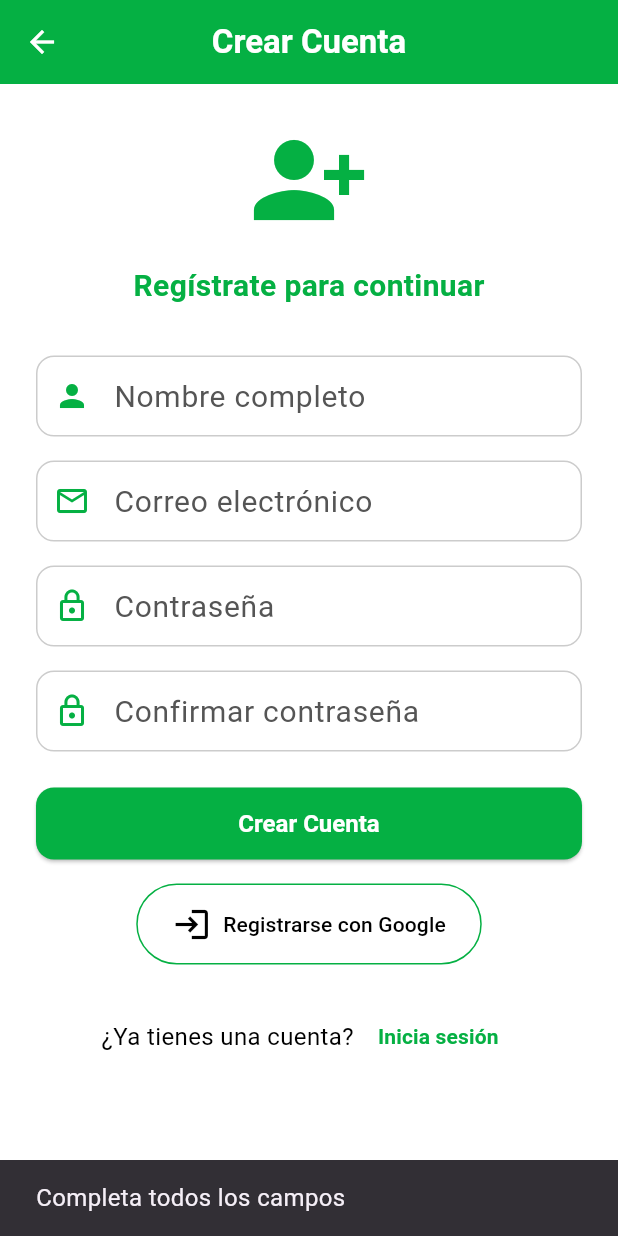
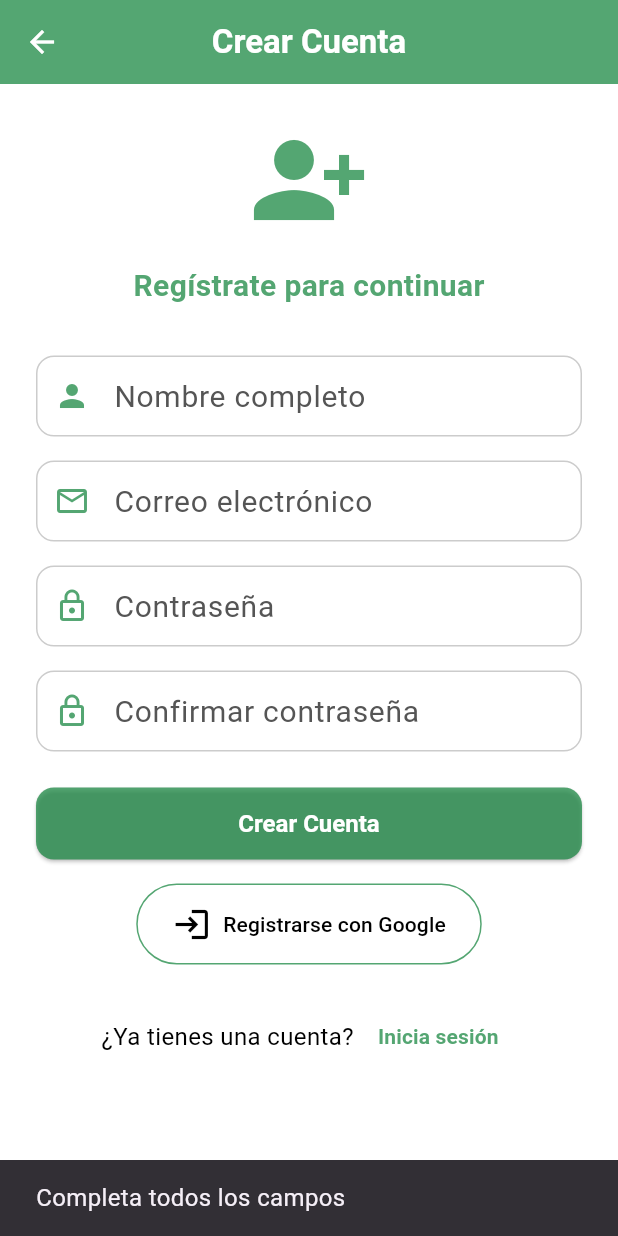
Before and after one commit to Reebotbrei/alertaLima, a Flutter app: the RegisterScreen screen opened by its route, after a tap on "Crear Cuenta", on a phone screen of 412 x 824 dp. Run offline on Flutter 3.47's test engine with Material 3 defaults, Android fonts, the light colour scheme and no system bars; our stand-ins replace cloud_firestore, firebase_auth, firebase_core; accounts and stored records are empty.

Commit message:
Por fin el merge sin problemas

```diff
--- /dev/null
+++ b/lib/app/Objetitos/usuario.dart
@@ -0,0 +1,39 @@
+import 'package:flutter/material.dart';
+import 'package:cloud_firestore/cloud_firestore.dart';
+class Usuario {
+  final String nombre;
+  final bool? empadronado;
+  final String email;
+  final int? dni;
+  final String? distrito;
+  final String? contrasena;
+
+  const Usuario({
+    required this.nombre,
+    this.empadronado,
+    required this.email,
+    this.dni,
+    this.contrasena,
+    this.distrito,
+  });
+
+  factory Usuario.fromFirestore(DocumentSnapshot doc){
+    final inforDeFireStore = doc.data() as  Map<String, dynamic>;
+    return Usuario(
+      nombre: inforDeFireStore['Nombre'],
+      distrito: inforDeFireStore['Distrito'],
+      email: inforDeFireStore['Email'],
+      empadronado: inforDeFireStore['Empadronado'],
+      dni: inforDeFireStore["DNI"]
+    );
+  }
+
+
+
+
+
+
+
+
+
+}
--- a/lib/app/theme/app_colors.dart
+++ b/lib/app/theme/app_colors.dart
@@ -2,13 +2,13 @@ import 'package:flutter/material.dart';
 
 class AppColors {
   // 🎨 Colores base
-  static const Color primary = Color.fromARGB(255, 5, 176, 67);    // Verde institucional
+  static const Color primary = Color.fromARGB(195, 32, 138, 71);    // Verde institucional
   static const Color background = Color.fromARGB(255, 255, 255, 255); // Blanco
   static const Color text = Color.fromARGB(255, 0, 0, 0);       // Negro
   static const Color muted = Color.fromARGB(255, 85, 85, 85);      // Gris oscuro para detalles
 
   // 🔘 Botones y componentes
-  static const Color button = primary;
+  static const Color button = Color.fromARGB(195, 32, 138, 71);
   static const Color buttonText = Colors.white;
   static const Color border = Color(0xFFCCCCCC);      // Bordes sutiles
 
--- a/lib/features/auth/view/register_screen.dart
+++ b/lib/features/auth/view/register_screen.dart
@@ -14,7 +14,6 @@ class RegisterScreen extends StatefulWidget {
 
 class _RegisterScreenState extends State<RegisterScreen> {
   late AuthViewModel _viewModel;
-  final nameController = TextEditingController();
   final confirmPasswordController = TextEditingController();
 
   @override
@@ -26,7 +25,6 @@ class _RegisterScreenState extends State<RegisterScreen> {
   @override
   void dispose() {
     _viewModel.disposeControllers();
-    nameController.dispose();
     confirmPasswordController.dispose();
     super.dispose();
   }
@@ -65,7 +63,7 @@ class _RegisterScreenState extends State<RegisterScreen> {
                     const SizedBox(height: 32),
 
                     AppTextField(
-                      controller: nameController,
+                      controller: vm.nombreControlador,
                       hintText: "Nombre completo",
                       icon: Icons.person,
                     ),
@@ -87,7 +85,7 @@ class _RegisterScreenState extends State<RegisterScreen> {
                     const SizedBox(height: 16),
 
                     AppTextField(
-                      controller: confirmPasswordController,
+                      controller: vm.confirmaContrasenaControlador,
                       hintText: "Confirmar contraseña",
                       icon: Icons.lock_outline,
                       obscureText: true,
--- a/lib/features/auth/viewmodel/auth_viewmodel.dart
+++ b/lib/features/auth/viewmodel/auth_viewmodel.dart
@@ -1,9 +1,13 @@
+import 'package:firebase_core/firebase_core.dart';
 import 'package:flutter/material.dart';
+import 'package:cloud_firestore/cloud_firestore.dart';
+import 'package:firebase_auth/firebase_auth.dart';
 
 class AuthViewModel extends ChangeNotifier {
   final emailController = TextEditingController();
   final passwordController = TextEditingController();
-
+  final nombreControlador = TextEditingController();
+  final confirmaContrasenaControlador = TextEditingController();
   bool isLoading = false;
 
   // Simulación de inicio de sesión
@@ -26,7 +30,6 @@ class AuthViewModel extends ChangeNotifier {
 
     Navigator.pushReplacementNamed(context, '/dashboard'); // 👈 redirección
   }
-
 
   Future<void> fakeResetPassword(BuildContext context) async {
     final email = emailController.text.trim();
@@ -51,37 +54,37 @@ class AuthViewModel extends ChangeNotifier {
     Navigator.pop(context); // Vuelve al login
   }
 
-
   // Simulación de registro
   Future<void> fakeRegister(BuildContext context) async {
     final email = emailController.text.trim();
     final password = passwordController.text.trim();
+    final nombre = nombreControlador.text.trim();
+    final confirmaContrasena = confirmaContrasenaControlador.text.trim();
 
     if (email.isEmpty || password.isEmpty) {
       _showSnackbar(context, 'Completa todos los campos');
       return;
     }
+    if (password.length < 6) {
+      _showSnackbar(context, 'Contraseña debe tener minimo 6 caracteres');
+      return;
+    }
 
-  isLoading = true;
-  notifyListeners();
+    UserCredential usuario = await FirebaseAuth.instance
+        .createUserWithEmailAndPassword(email: email, password: password);
+    FirebaseFirestore.instance.collection('Usuario').doc(usuario.user!.uid).set(
+      {'DNI': 0, 'Distrito': " ", 'Email': email, 'Nombre': nombre},
+    );
 
-  await Future.delayed(const Duration(seconds: 2)); // Simula llamada
-
-  isLoading = false;
-  notifyListeners();
-
-  ScaffoldMessenger.of(context).showSnackBar(
-    const SnackBar(content: Text('Registro exitoso')),
-  );
+    ScaffoldMessenger.of(
+      context,
+    ).showSnackBar(const SnackBar(content: Text('Registro exitoso')));
 
     Navigator.pushReplacementNamed(context, '/dashboard');
   }
 
-
   void _showSnackbar(BuildContext context, String msg) {
-    ScaffoldMessenger.of(context).showSnackBar(
-      SnackBar(content: Text(msg)),
-    );
+    ScaffoldMessenger.of(context).showSnackBar(SnackBar(content: Text(msg)));
   }
 
   void disposeControllers() {
```
Also changed, not shown: lib/core/services/firebase_service.dart (added, +11 -0 lines), lib/main.dart (+7 -1 lines), pubspec.yaml (+7 -17 lines), firebase.json (added), lib/core/services/firestore_service.dart (deleted), lib/firebase_options.dart (added), pubspec.lock, 6 other files. Lines whose indentation alone changed are shown as unchanged.
